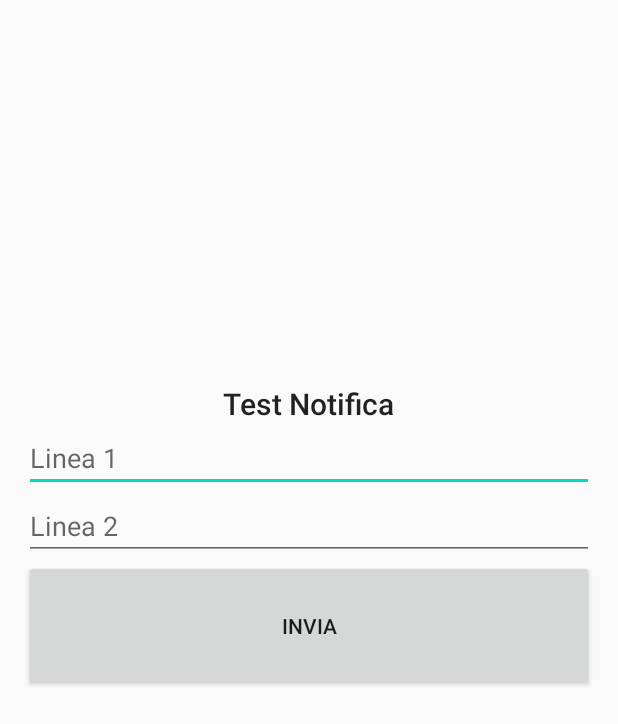
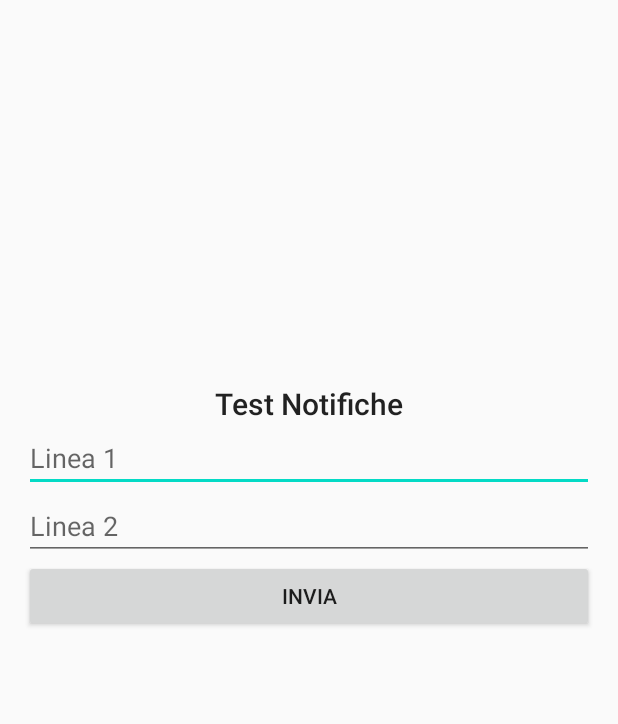
Before and after one commit to UniveIngSw2020/Disarray_Men, an Android app: the layout activity_main.xml on its own in the app's theme, with its tools: preview values and no code run, on a phone screen of 412 x 824 dp. Shown: the top 724 px of the screen. Run offline under Robolectric (Android 15) with nearby library versions, the phone set to English and light mode, and no system bars.

Commit message:
Update notification test layout
fixed some errors

```diff
--- a/RedZone/app/src/main/res/layout/activity_main.xml
+++ b/RedZone/app/src/main/res/layout/activity_main.xml
@@ -10,40 +10,38 @@
         android:layout_margin="16dp"
         tools:context="com.chikeandroid.tutsplusalerts.MainActivity">
 
-    <LinearLayout
-        android:layout_width="match_parent"
-        android:layout_height="wrap_content"
-        android:orientation="vertical">
-
-        <LinearLayout
+    <TextView
         android:layout_width="match_parent"
         android:layout_height="239dp"
-            android:orientation="vertical" />
+        android:layout_gravity="center_horizontal" />
 
     <TextView
         android:layout_width="wrap_content"
         android:layout_height="wrap_content"
         android:layout_gravity="center_horizontal"
-            android:text="Test Notifica"
+        android:text="@string/notification_test_title"
         android:textAppearance="@style/TextAppearance.AppCompat.Title" />
 
     <EditText
         android:id="@+id/et_android_title"
         android:layout_width="match_parent"
         android:layout_height="wrap_content"
-            android:hint="Linea 1" />
+        android:autofillHints=""
+        android:hint="@string/line1"
+        android:inputType="text" />
 
     <EditText
         android:id="@+id/et_android_author"
         android:layout_width="match_parent"
         android:layout_height="wrap_content"
-            android:hint="Linea 2" />
+        android:autofillHints=""
+        android:hint="@string/line2"
+        android:inputType="text" />
 
     <Button
         android:id="@+id/btn_send_android"
         android:layout_width="match_parent"
-            android:layout_height="87dp"
-            android:text="Invia" />
-    </LinearLayout>
+        android:layout_height="wrap_content"
+        android:text="@string/send" />
 
 </LinearLayout>
--- a/RedZone/app/src/main/res/values/strings.xml
+++ b/RedZone/app/src/main/res/values/strings.xml
@@ -1,5 +1,8 @@
 <resources>
     <string name="app_name">Red Zone</string>
     <string name="title_activity_maps">Map</string>
-    <string name="do_it">do</string>
+    <string name="notification_test_title">Test Notifiche</string>
+    <string name="line1">Linea 1</string>
+    <string name="line2">Linea 2</string>
+    <string name="send">Invia</string>
 </resources>
```
Lines whose indentation alone changed are shown as unchanged.
